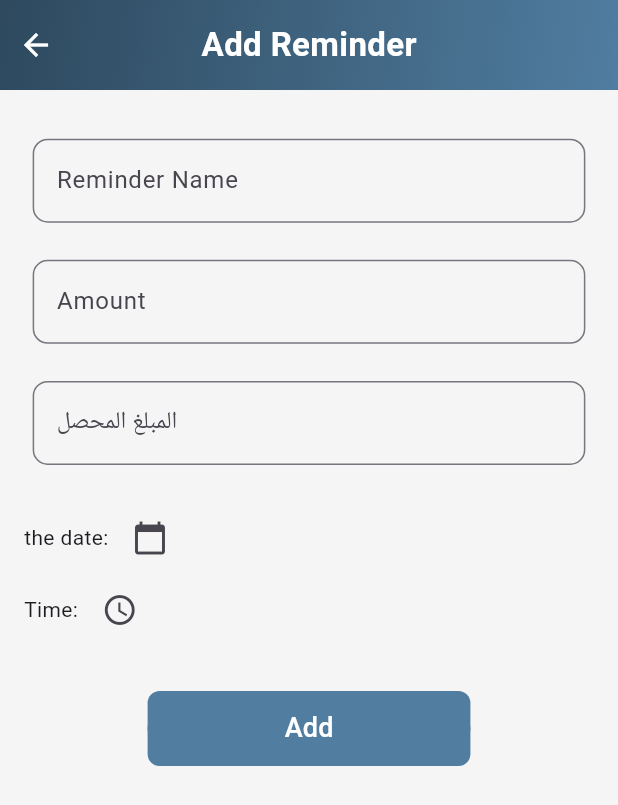
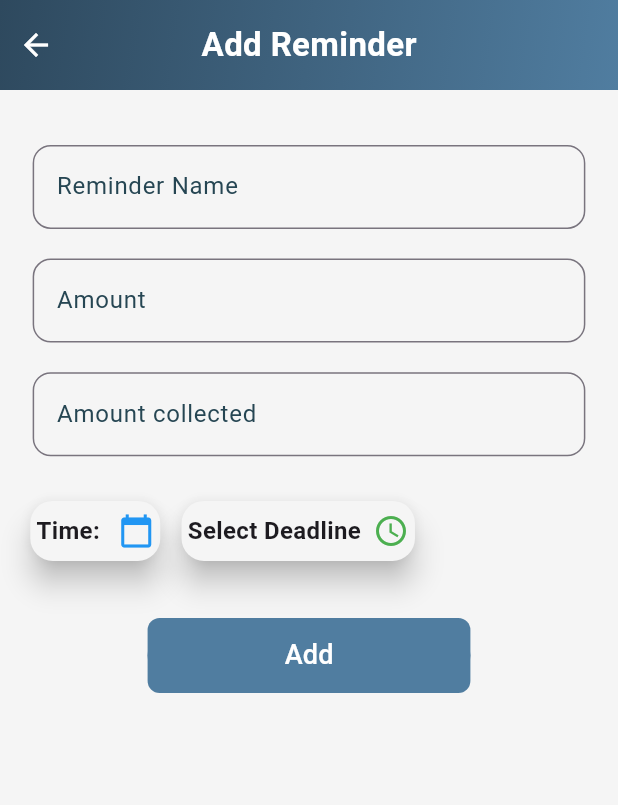
Before and after one commit to Expen-scope/exs-app, a Flutter app: the AddReminderScreen screen opened directly, on a phone screen of 412 x 824 dp. Shown: the top 805 px of the screen. Run offline on Flutter 3.47's test engine with Material 3 defaults, Android fonts, the phone set to English and light mode, and no system bars; our stand-ins replace dio, firebase_auth, fl_chart, flutter_local_notifications, get, image_picker and 1 more; missing offline and left inert: googleapis; accounts and stored records are empty; network calls fail.

Commit message:
finish reminder page

```diff
--- a/lib/view/AddGoalScreen.dart
+++ b/lib/view/AddGoalScreen.dart
@@ -120,6 +120,7 @@ class _AddGoalScreenState extends State<AddGoalScreen> {
             children: [
               SizedBox(height: hight(context)*0.025),
               TextField(
+                cursorColor:Color(0xFF264653),
                 controller: nameController,
                 decoration: InputDecoration(
                   labelText: "Goal Name",
@@ -135,6 +136,7 @@ class _AddGoalScreenState extends State<AddGoalScreen> {
               ),
               SizedBox(height: hight(context)*0.024),
               TextField(
+                cursorColor:Color(0xFF264653),
                 controller: priceController,
                 keyboardType: TextInputType.number,
                 decoration: InputDecoration(
@@ -151,10 +153,11 @@ class _AddGoalScreenState extends State<AddGoalScreen> {
               ),
               SizedBox(height: hight(context)*0.024),
               TextField(
+                cursorColor:Color(0xFF264653),
                 controller: collectedController,
                 keyboardType: TextInputType.number,
                 decoration: InputDecoration(
-                  labelText: "Initial Saved Amount",
+                  labelText: "Amount collected",
                   labelStyle: TextStyle(color: Color(0xFF264653),fontSize: 16),
                   border: OutlineInputBorder(
                     borderRadius: BorderRadius.circular(12),
@@ -255,16 +258,29 @@ class _AddGoalScreenState extends State<AddGoalScreen> {
                 ],
               ),
               SizedBox(height: hight(context)*0.034),
-              ElevatedButton(
+              Padding(
+                padding: EdgeInsets.symmetric(horizontal: hight(context) * .1),
+                child: Container(
+                  decoration: BoxDecoration(
+                    gradient: const LinearGradient(
+                      colors: [Color(0xFF507da0), Color(0xFF507da0)],
+                      begin: Alignment.topLeft,
+                      end: Alignment.bottomRight,
+                    ),
+                    borderRadius: BorderRadius.circular(8),
+                  ),
+                  child: ElevatedButton(
                     onPressed: saveGoal,
                     style: ElevatedButton.styleFrom(
-                  backgroundColor: const Color(0xFF507da0),
-                  padding:
-                      const EdgeInsets.symmetric(horizontal: 40, vertical: 15),
+                      minimumSize: Size.fromHeight(50),
+                      backgroundColor: Color(0xFF507da0),
+                      shadowColor: Colors.transparent,
                     ),
                     child: const Text(
                       "Save Goal",
                       style: TextStyle(fontSize: 18, color: Colors.white),
+                    ),
+                  ),
                 ),
               ),
             ],
--- a/lib/view/AddReminder.dart
+++ b/lib/view/AddReminder.dart
@@ -111,69 +111,133 @@ class _AddReminderScreenState extends State<AddReminderScreen> {
         child: Column(
           crossAxisAlignment: CrossAxisAlignment.start,
           children: [
-            SizedBox(height: hight(context) * .02),
+            SizedBox(height: hight(context)*0.025),
             Padding(
               padding: EdgeInsets.symmetric(horizontal: hight(context) * .007),
               child: TextField(
+                cursorColor:Color(0xFF264653),
                 controller: nameController,
                 decoration: InputDecoration(
                   labelText: "Reminder Name",
+                  labelStyle: TextStyle(color: Color(0xFF264653),fontSize: 16),
                   border: OutlineInputBorder(
-                    borderRadius: BorderRadius.circular(10),
+                    borderRadius: BorderRadius.circular(12),
+                  ),
+                  focusedBorder: OutlineInputBorder(
+                    borderRadius: BorderRadius.circular(12),
+                    borderSide: BorderSide(color: Color(0xFF264653), width: 2),
                   ),
                 ),
               ),
             ),
-            SizedBox(height: hight(context) * .03),
+            SizedBox(height: hight(context)*0.024),
             Padding(
               padding: EdgeInsets.symmetric(horizontal: hight(context) * .007),
               child: TextField(
+                cursorColor:Color(0xFF264653),
                 controller: priceController,
                 keyboardType: TextInputType.number,
                 decoration: InputDecoration(
                   labelText: "Amount",
+                  labelStyle: TextStyle(color: Color(0xFF264653),fontSize: 16),
                   border: OutlineInputBorder(
-                    borderRadius: BorderRadius.circular(10),
+                    borderRadius: BorderRadius.circular(12),
+                  ),
+                  focusedBorder: OutlineInputBorder(
+                    borderRadius: BorderRadius.circular(12),
+                    borderSide: BorderSide(color: Color(0xFF264653), width: 2),
                   ),
                 ),
               ),
             ),
-            SizedBox(height: hight(context) * .03),
+            SizedBox(height: hight(context)*0.024),
             Padding(
               padding: EdgeInsets.symmetric(horizontal: hight(context) * .007),
               child: TextField(
+                cursorColor:Color(0xFF264653),
                 controller: collectedController,
                 keyboardType: TextInputType.number,
                 decoration: InputDecoration(
-                  labelText: "المبلغ المحصل",
+                  labelText: "Amount collected",
+                  labelStyle: TextStyle(color: Color(0xFF264653),fontSize: 16),
                   border: OutlineInputBorder(
-                    borderRadius: BorderRadius.circular(10),
+                    borderRadius: BorderRadius.circular(12),
+                  ),
+                  focusedBorder: OutlineInputBorder(
+                    borderRadius: BorderRadius.circular(12),
+                    borderSide: BorderSide(color: Color(0xFF264653), width: 2),
                   ),
                 ),
               ),
             ),
-            SizedBox(height: hight(context) * .03),
+            SizedBox(height: hight(context)*0.024),
             Row(
+              mainAxisAlignment: MainAxisAlignment.start,
               children: [
-                Text(
-                    "the date: ${selectedDate != null ? DateFormat('yyyy-MM-dd').format(selectedDate!) : ''}"),
-                IconButton(
-                  icon: const Icon(Icons.calendar_today),
-                  onPressed: pickDate,
+                GestureDetector(
+                  onTap: pickTime,
+                  child: Expanded(
+                    flex: 1,
+                    child: Card(
+                      elevation: 8,
+                      color: Colors.grey[100],
+                      margin: EdgeInsets.all(4.2),
+                      shape: RoundedRectangleBorder(
+                        borderRadius: BorderRadius.circular(15),
+                      ),
+                      child: Padding(
+                        padding: EdgeInsets.symmetric(
+                            horizontal: 4.0, vertical: 8),
+                        child: Row(
+                          crossAxisAlignment: CrossAxisAlignment.center,
+                          children: [
+                            Text(
+                              "Time: ${selectedTime != null ? selectedTime!.format(context) : ''}",
+                              style: TextStyle(
+                                  fontSize: 16, fontWeight: FontWeight.w600),
+                            ),
+                            SizedBox(width: 8),
+                            Icon(Icons.calendar_today, color: Colors.blue),
+                          ],
+                        ),
+                      ),
+                    ),
+                  ),
+                ),
+                GestureDetector(
+                  onTap: pickDate,
+                  child: Expanded(
+                    flex: 1,
+                    child: Card(
+                      elevation: 8,
+                      color: Colors.grey[100],
+                      margin: EdgeInsets.all(10),
+                      shape: RoundedRectangleBorder(
+                        borderRadius: BorderRadius.circular(15),
+                      ),
+                      child: Padding(
+                        padding: EdgeInsets.symmetric(
+                            horizontal: 4.0, vertical: 8),
+                        child: Row(
+                          children: [
+                            Text(
+                              selectedDate == null
+                                  ? "Select Deadline"
+                                  : "Deadline: ${selectedDate!.toLocal().toString().split(' ')[0]}",
+                              style: TextStyle(
+                                  fontSize: 16, fontWeight: FontWeight.w600),
+                            ),
+                            SizedBox(width: 8),
+                            Icon(Icons.access_time, color: Colors.green),
+                          ],
+                        ),
+                      ),
+                    ),
+                  ),
                 ),
               ],
             ),
-            Row(
-              children: [
-                Text(
-                    "Time: ${selectedTime != null ? selectedTime!.format(context) : ''}"),
-                IconButton(
-                  icon: const Icon(Icons.access_time),
-                  onPressed: pickTime,
-                ),
-              ],
-            ),
-            const SizedBox(height: 30),
+            SizedBox(height: hight(context)*0.034),
             Center(
               child: Padding(
                 padding: EdgeInsets.symmetric(horizontal: hight(context) * .1),
```
Lines whose indentation alone changed are shown as unchanged.
